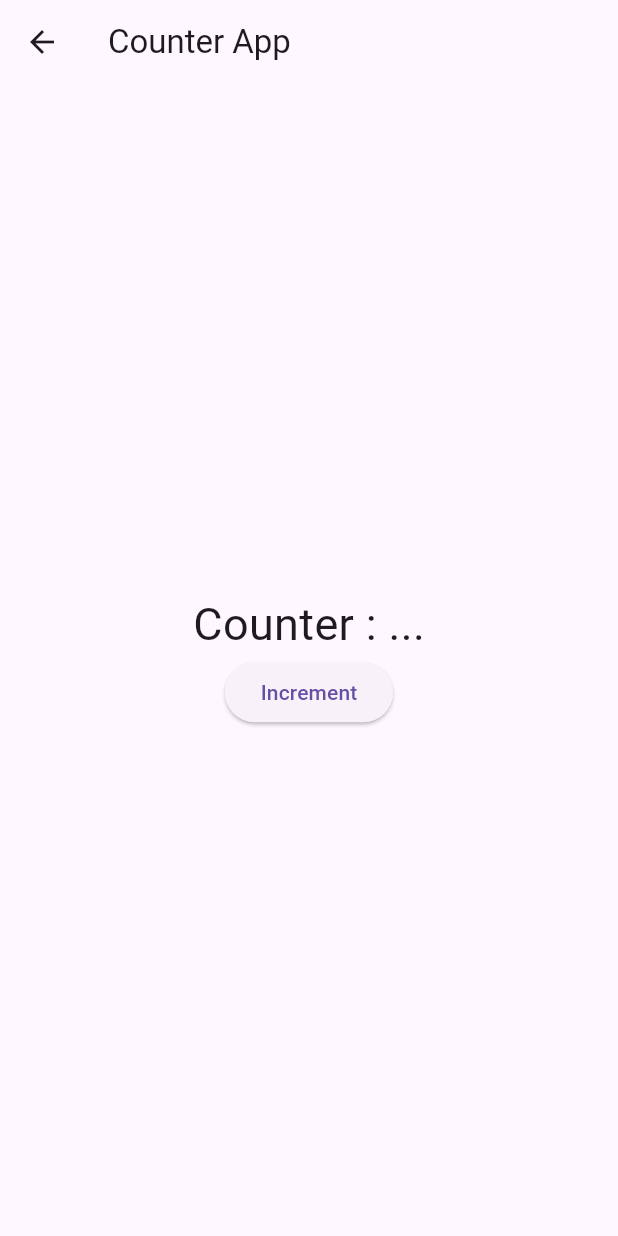
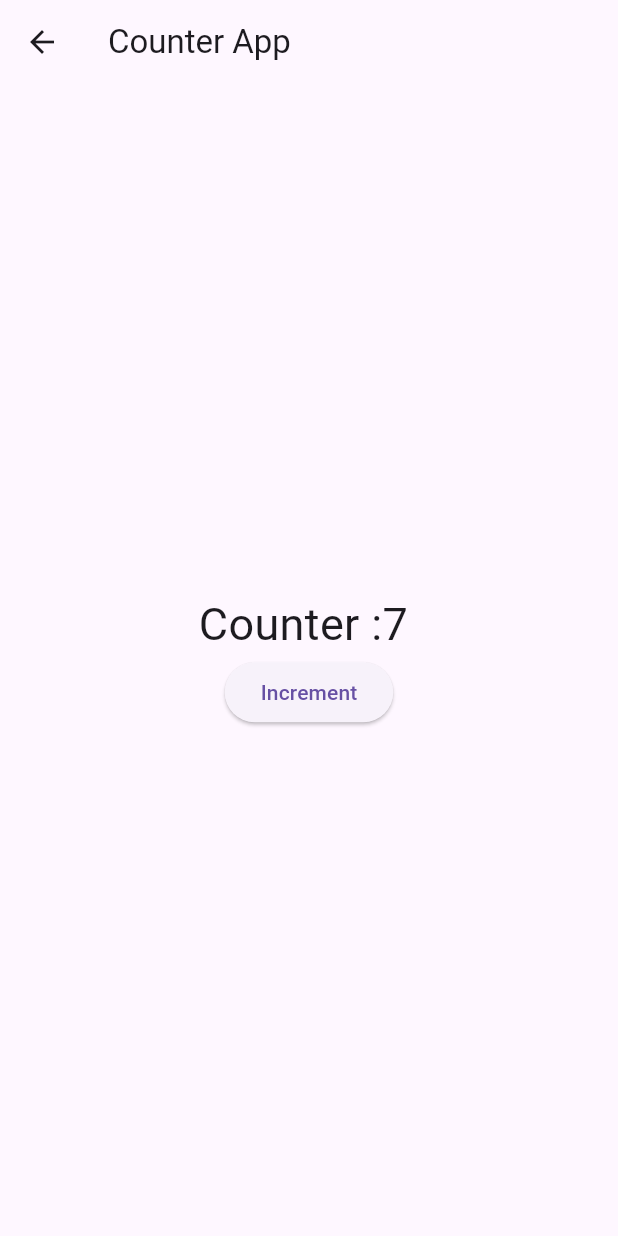
Before and after one commit to Mahmoud-Azmy/Flutter-S4, a Flutter app: the CounterApp screen opened directly, after a tap on "Increment", on a phone screen of 412 x 824 dp. Run offline on Flutter 3.47's test engine with Material 3 defaults, Android fonts, the phone set to English and light mode, and no system bars.

Commit message:
Implement counter display and increment functionality in CounterApp

```diff
--- a/lib/counter_app.dart
+++ b/lib/counter_app.dart
@@ -1,4 +1,6 @@
 import 'package:flutter/material.dart';
+import 'package:flutter_application_1/counter_provider.dart';
+import 'package:provider/provider.dart';
 
 class CounterApp extends StatefulWidget {
   const CounterApp({super.key});
@@ -17,8 +19,16 @@ class _CounterAppState extends State<CounterApp> {
         child: Column(
           mainAxisAlignment: MainAxisAlignment.center,
           children: [
-            Text('Counter : ...', style: TextStyle(fontSize: 30)),
-            ElevatedButton(onPressed: () {}, child: const Text('Increment')),
+            Text(
+              'Counter :${context.watch<CounterProvider>().counter} ',
+              style: TextStyle(fontSize: 30),
+            ),
+            ElevatedButton(
+              onPressed: () {
+                context.read<CounterProvider>().increment();
+              },
+              child: const Text('Increment'),
+            ),
           ],
         ),
       ),
```
